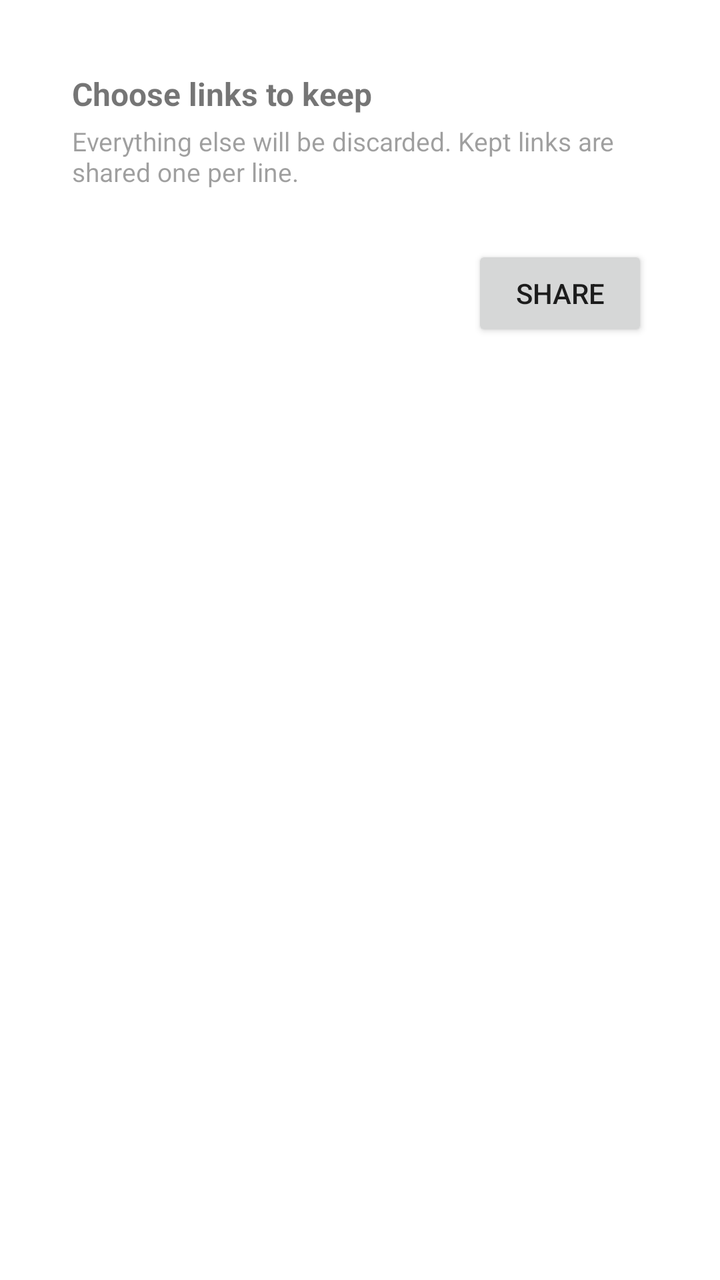
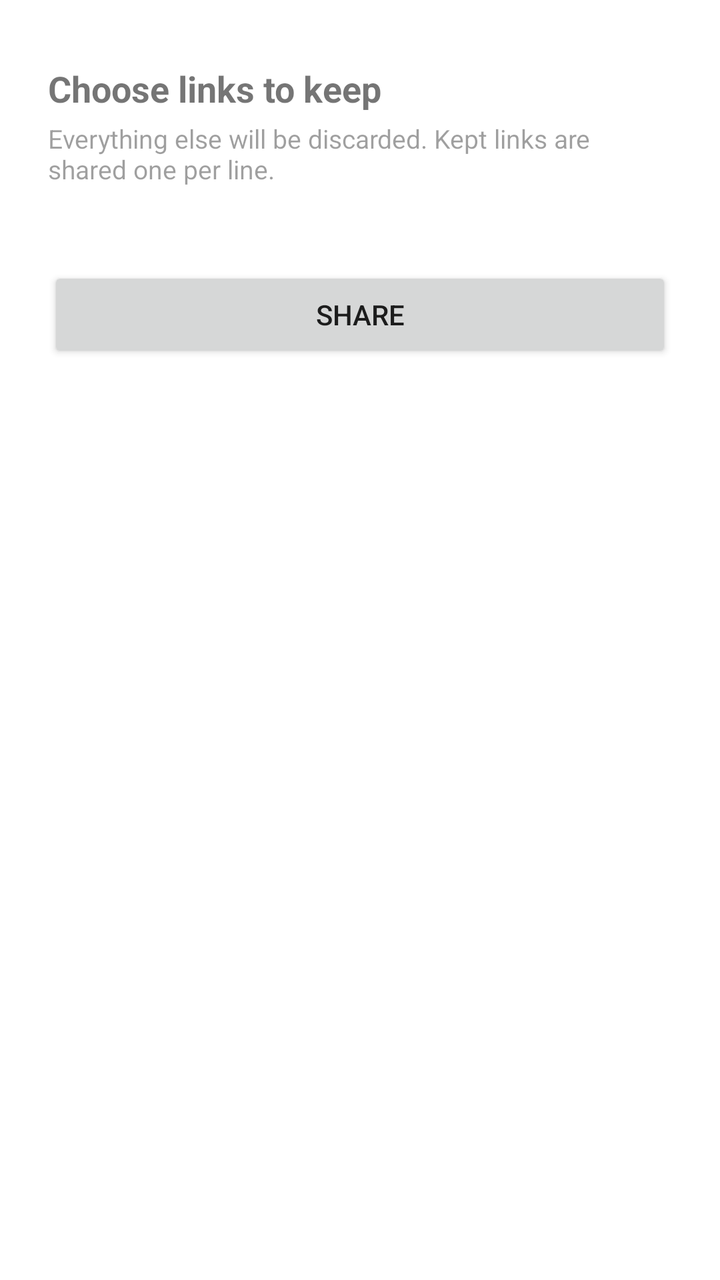

Screens rendered from an Android XML layout before and after an edit, with the pre-edit source and the edit as a unified diff.
<!-- AndroidManifest.xml: activity theme Theme.LinkSanitiser.Dialog -->
<!-- res/layout/activity_link_picker.xml -->
<?xml version="1.0" encoding="utf-8"?>
<ScrollView xmlns:android="http://schemas.android.com/apk/res/android"
    xmlns:app="http://schemas.android.com/apk/res-auto"
    android:layout_width="match_parent"
    android:layout_height="wrap_content"
    android:maxHeight="500dp">

    <LinearLayout
        android:layout_width="match_parent"
        android:layout_height="wrap_content"
        android:orientation="vertical"
        android:padding="20dp">

        <TextView
            android:layout_width="match_parent"
            android:layout_height="wrap_content"
            android:layout_marginBottom="4dp"
            android:text="@string/picker_title"
            android:textStyle="bold"
            android:textSize="16sp" />

        <TextView
            android:layout_width="match_parent"
            android:layout_height="wrap_content"
            android:layout_marginBottom="12dp"
            android:alpha="0.7"
            android:text="@string/picker_subtitle"
            android:textSize="13sp" />

        <LinearLayout
            android:id="@+id/linkCheckboxContainer"
            android:layout_width="match_parent"
            android:layout_height="wrap_content"
            android:orientation="vertical" />

        <Button
            android:id="@+id/confirmButton"
            android:layout_width="wrap_content"
            android:layout_height="wrap_content"
            android:layout_gravity="end"
            android:layout_marginTop="16dp"
            android:text="@string/picker_share" />

    </LinearLayout>

</ScrollView>
<!-- resources referenced by this layout -->
<resources>
  <string name="picker_share">Share</string>
  <string name="picker_subtitle">Everything else will be discarded. Kept links are shared one per line.</string>
  <string name="picker_title">Choose links to keep</string>
  <style name="Theme.LinkSanitiser.Dialog" parent="Theme.MaterialComponents.DayNight.Dialog">
          <item name="colorPrimary">@color/purple_500</item>
          <item name="colorPrimaryDark">@color/purple_700</item>
          <item name="colorAccent">@color/teal_200</item>
      </style>
  <color name="purple_500">#FF6200EE</color>
  <color name="purple_700">#FF3700B3</color>
  <color name="teal_200">#FF03DAC5</color>
</resources>

<!-- the commit's change to res/layout/activity_link_picker.xml (unified diff, before → after) -->
@@ -2,14 +2,15 @@
 <ScrollView xmlns:android="http://schemas.android.com/apk/res/android"
     xmlns:app="http://schemas.android.com/apk/res-auto"
     android:layout_width="match_parent"
-    android:layout_height="wrap_content"
-    android:maxHeight="500dp">
+    android:layout_height="match_parent">
 
     <LinearLayout
         android:layout_width="match_parent"
         android:layout_height="wrap_content"
         android:orientation="vertical"
-        android:padding="20dp">
+        android:paddingHorizontal="24dp"
+        android:paddingTop="32dp"
+        android:paddingBottom="24dp">
 
         <TextView
             android:layout_width="match_parent"
@@ -17,12 +18,12 @@
             android:layout_marginBottom="4dp"
             android:text="@string/picker_title"
             android:textStyle="bold"
-            android:textSize="16sp" />
+            android:textSize="18sp" />
 
         <TextView
             android:layout_width="match_parent"
             android:layout_height="wrap_content"
-            android:layout_marginBottom="12dp"
+            android:layout_marginBottom="20dp"
             android:alpha="0.7"
             android:text="@string/picker_subtitle"
             android:textSize="13sp" />
@@ -35,10 +36,9 @@
 
         <Button
             android:id="@+id/confirmButton"
-            android:layout_width="wrap_content"
+            android:layout_width="match_parent"
             android:layout_height="wrap_content"
-            android:layout_gravity="end"
-            android:layout_marginTop="16dp"
+            android:layout_marginTop="20dp"
             android:text="@string/picker_share" />
 
     </LinearLayout>
<!-- resource entries referenced after the edit -->
@@ -3,7 +3,7 @@
   <string name="picker_share">Share</string>
   <string name="picker_subtitle">Everything else will be discarded. Kept links are shared one per line.</string>
   <string name="picker_title">Choose links to keep</string>
-  <style name="Theme.LinkSanitiser.Dialog" parent="Theme.MaterialComponents.DayNight.Dialog">
+  <style name="Theme.LinkSanitiser" parent="Theme.MaterialComponents.DayNight.NoActionBar">
           <item name="colorPrimary">@color/purple_500</item>
           <item name="colorPrimaryDark">@color/purple_700</item>
           <item name="colorAccent">@color/teal_200</item>
